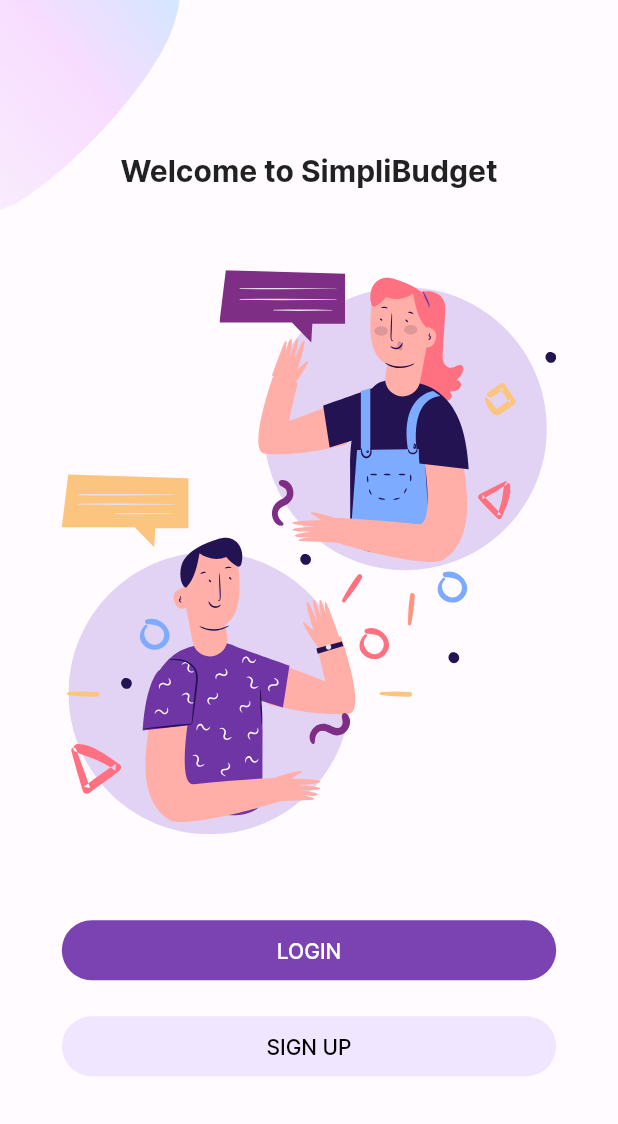
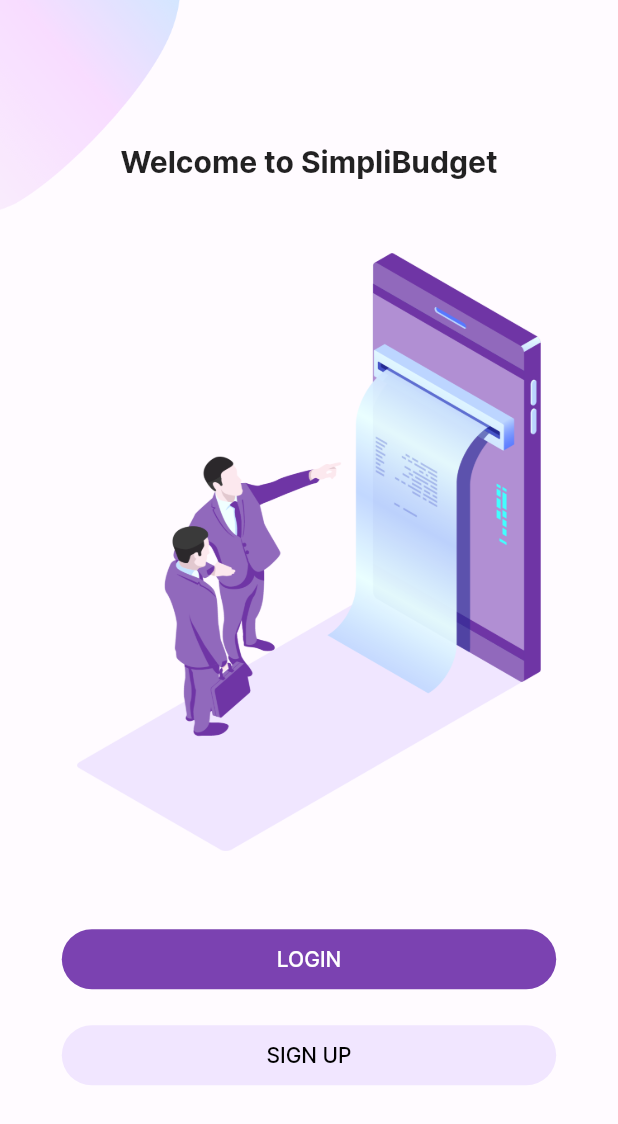
Before and after one commit to c-nandhakumar/budget_tracker, a Flutter app: the screen it shows after launch, on a phone screen of 412 x 824 dp. Shown: the top 1124 px of the screen. Run offline on Flutter 3.47's test engine with Material 2 defaults, Android fonts, the phone set to English and light mode, and no system bars; our stand-ins replace firebase_auth, firebase_core, flip_card, flutter_svg, syncfusion_flutter_charts; accounts and stored records are empty.

Commit message:
Changed Welcome screen image

```diff
--- a/lib/screens/Welcome/components/welcome_image.dart
+++ b/lib/screens/Welcome/components/welcome_image.dart
@@ -19,20 +19,19 @@
               .titleLarge!
               .copyWith(fontWeight: FontWeight.bold),
         ),
-        const SizedBox(height: defaultPadding * 2),
+        const SizedBox(height: defaultPadding * 3),
         Row(
           children: [
             const Spacer(),
             Expanded(
-              flex: 8,
-              child: SvgPicture.asset(
-                "assets/icons/chat.svg",
-              ),
-            ),
+                flex: 6,
+                child: Image(
+                  image: AssetImage("assets/images/welcome_screen_image.png"),
+                )),
             const Spacer(),
           ],
         ),
-        const SizedBox(height: defaultPadding * 2),
+        const SizedBox(height: defaultPadding * 3),
       ],
     );
   }
```
Also changed, not shown: assets/images/welcome_screen_image.png (added), 1 other file.
